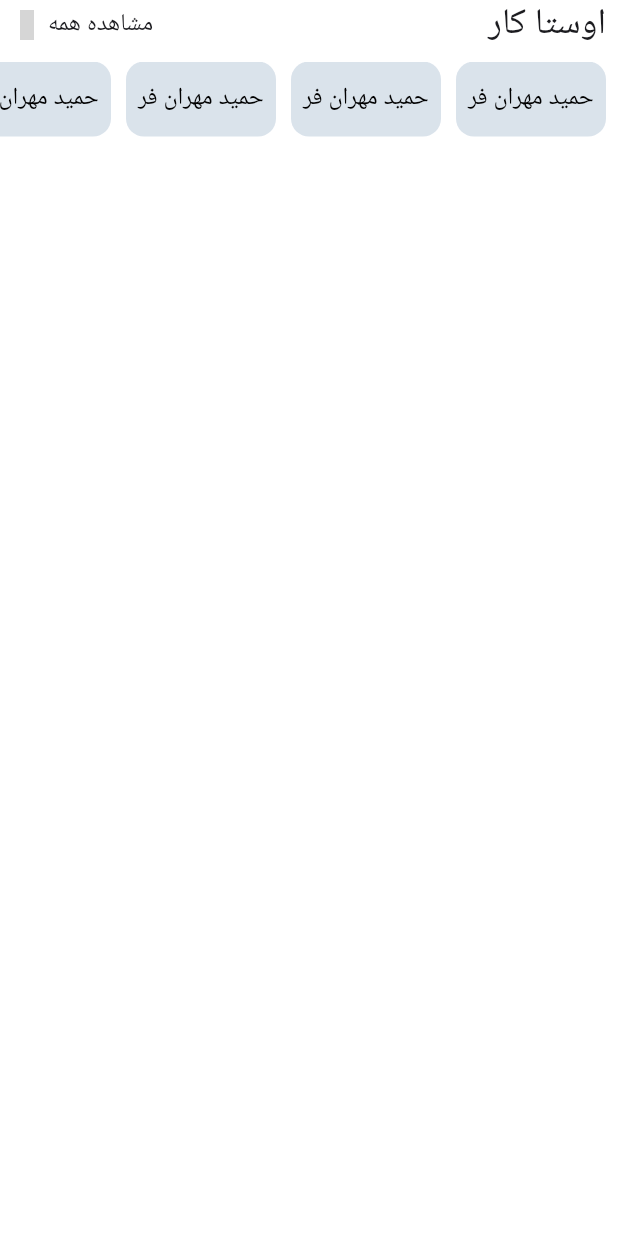
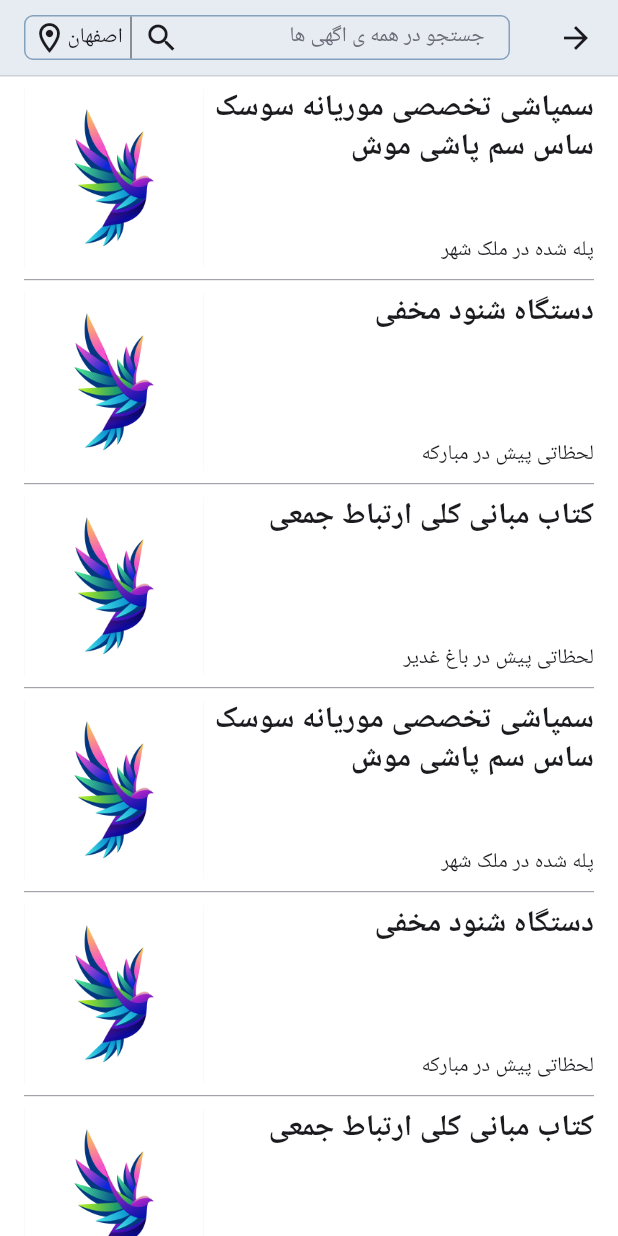
Before and after one commit to hamidmehranfar/kanaf, a Flutter app: the MasterServicesItems widget shown alone on an empty page, opened directly, after a tap on "مشاهده همه", on a phone screen of 412 x 824 dp. Run offline on Flutter 3.47's test engine with Material 3 defaults, Android fonts, the phone set to English and light mode, and no system bars; our stand-ins replace carousel_slider, get, iconsax, infinite_scroll_pagination, shimmer; grey boxes are pictures that could not be loaded.

Commit message:
add server list screen and custom textfield and poster model and item

```diff
--- a/lib/main.dart
+++ b/lib/main.dart
@@ -1,4 +1,5 @@
 import 'package:flutter/material.dart';
+import 'package:flutter/services.dart';
 import 'package:get/get.dart';
 import 'package:kanaf/screens/home_screen.dart';
 import 'package:kanaf/screens/main_screen.dart';
--- /dev/null
+++ b/lib/models/poster.dart
@@ -0,0 +1,13 @@
+class Poster{
+  String title;
+  String address;
+  String imageUrl;
+  String? price;
+
+  Poster({
+    required this.title,
+    required this.address,
+    required this.imageUrl,
+    this.price,
+  });
+}
--- /dev/null
+++ b/lib/screens/services_list_screen.dart
@@ -0,0 +1,170 @@
+import 'package:flutter/material.dart';
+import 'package:flutter/services.dart';
+import 'package:infinite_scroll_pagination/infinite_scroll_pagination.dart';
+import 'package:kanaf/controllers/size_controller.dart';
+import 'package:kanaf/global_configs.dart';
+import 'package:kanaf/models/enums/master_services.dart';
+import 'package:kanaf/widgets/my_divider.dart';
+
+import '../models/poster.dart';
+import '../widgets/poster_item.dart';
+
+class ServicesListScreen extends StatefulWidget {
+  final MasterServices service;
+  const ServicesListScreen({super.key, required this.service});
+
+  @override
+  State<ServicesListScreen> createState() => _ServicesListScreenState();
+}
+
+class _ServicesListScreenState extends State<ServicesListScreen> {
+  final PagingController<int, Poster> pagingController = PagingController(firstPageKey: 1);
+
+  @override
+  void initState() {
+    super.initState();
+    pagingController.addPageRequestListener((pageKey){
+      pagingControllerListener(pageKey);
+    });
+  }
+
+  Future<void> pagingControllerListener(pageKey)async{
+    pagingController.appendLastPage(
+      [
+        Poster(
+          title: "سمپاشی تخصصی موریانه سوسک ساس سم پاشی موش",
+          address: "پله شده در ملک شهر",
+          imageUrl: ""
+        ),
+        Poster(title: "دستگاه شنود مخفی",
+            address: "لحظاتی پیش در مبارکه",
+            price: "4500000",
+            imageUrl: ""),
+        Poster(
+            title: "کتاب مبانی کلی ارتباط جمعی",
+            address: "لحظاتی پیش در باغ غدیر",
+            price: "200000",
+            imageUrl: ""
+        ),
+        Poster(
+            title: "سمپاشی تخصصی موریانه سوسک ساس سم پاشی موش",
+            address: "پله شده در ملک شهر",
+            imageUrl: ""
+        ),
+        Poster(title: "دستگاه شنود مخفی",
+            address: "لحظاتی پیش در مبارکه",
+            price: "4500000",
+            imageUrl: ""),
+        Poster(
+            title: "کتاب مبانی کلی ارتباط جمعی",
+            address: "لحظاتی پیش در باغ غدیر",
+            price: "200000",
+            imageUrl: ""
+        ),
+        Poster(
+            title: "سمپاشی تخصصی موریانه سوسک ساس سم پاشی موش",
+            address: "پله شده در ملک شهر",
+            imageUrl: ""
+        ),
+        Poster(title: "دستگاه شنود مخفی",
+            address: "لحظاتی پیش در مبارکه",
+            price: "4500000",
+            imageUrl: ""),
+        Poster(
+            title: "کتاب مبانی کلی ارتباط جمعی",
+            address: "لحظاتی پیش در باغ غدیر",
+            price: "200000",
+            imageUrl: ""
+        ),
+      ]
+    );
+  }
+
+  @override
+  Widget build(BuildContext context){
+    var theme = Theme.of(context);
+
+    SystemUiOverlayStyle systemUiOverlayStyle = const SystemUiOverlayStyle(
+      statusBarColor: Colors.white,
+    );
+
+    return Scaffold(
+      appBar: AppBar(
+        toolbarHeight: 50,
+        backgroundColor: theme.colorScheme.secondary.withOpacity(0.2),
+        systemOverlayStyle: systemUiOverlayStyle,
+        title: Column(
+          children: [
+            const SizedBox(height: 8,),
+            Container(
+              height: 30,
+              decoration: BoxDecoration(
+                borderRadius: globalBorderRadius,
+                border: Border.all(
+                  color: theme.colorScheme.secondary,
+                  width: 1,
+                )
+              ),
+              child: Row(
+                children: [
+                  Expanded(
+                    child: InkWell(
+                      onTap: (){
+
+                      },
+                      child: Row(
+                        mainAxisAlignment: MainAxisAlignment.spaceBetween,
+                        children: [
+                          Padding(
+                            padding: globalPadding * 4,
+                            child: Text("جستجو در همه ی اگهی ها", style: theme.textTheme.bodyMedium!.copyWith(color: theme.colorScheme.inverseSurface),),
+                          ),
+                          const Icon(Icons.search),
+                        ],
+                      ),
+                    ),
+                  ),
+                  const SizedBox(width: 8,),
+                  InkWell(
+                    child: Row(
+                      children: [
+                        Container(width: 1,color: theme.colorScheme.inverseSurface,),
+                        const SizedBox(width: 5,),
+                        Text("اصفهان", style: theme.textTheme.bodyMedium,),
+                        const Icon(Icons.location_on_outlined),
+                        const SizedBox(width: 4,)
+                      ],
+                    ),
+                  )
+                ],
+              ),
+            ),
+            const SizedBox(height: 8,)
+          ],
+        ),
+        bottom: MyDivider(
+          height: 1,
+          thickness: 1,
+          color: theme.colorScheme.inverseSurface.withOpacity(0.2),
+        ),
+      ),
+      body: SizedBox(
+        width: SizeController.width,
+        height: SizeController.height,
+        child: PagedListView.separated(
+          shrinkWrap: true,
+          padding: allPadding * 4,
+          pagingController: pagingController,
+          separatorBuilder: (context, index){
+            return const SizedBox(height: 8,);
+          },
+          builderDelegate: PagedChildBuilderDelegate(
+            itemBuilder: (BuildContext context, Poster item, int index){
+              return PosterItem(poster : item);
+            }
+          ),
+        ),
+      ),
+    );
+  }
+}
--- a/lib/widgets/master_services_items.dart
+++ b/lib/widgets/master_services_items.dart
@@ -1,5 +1,7 @@
 import 'package:flutter/material.dart';
+import 'package:get/get.dart';
 import 'package:iconsax/iconsax.dart';
+import 'package:kanaf/screens/services_list_screen.dart';
 import '/global_configs.dart';
 import '/models/enums/master_services.dart';
 
@@ -21,7 +23,7 @@ class MasterServicesItems extends StatelessWidget {
               Text(convertServiceToString(service), style: theme.textTheme.headlineSmall,),
               InkWell(
                 onTap: (){
-
+                  Get.to(ServicesListScreen(service : service));
                 },
                 child: Row(
                   children: [
--- /dev/null
+++ b/lib/widgets/poster_item.dart
@@ -0,0 +1,53 @@
+import 'package:flutter/material.dart';
+import 'package:kanaf/global_configs.dart';
+import 'package:kanaf/models/poster.dart';
+import 'package:kanaf/widgets/my_divider.dart';
+
+class PosterItem extends StatelessWidget {
+  final Poster poster;
+  const PosterItem({super.key, required this.poster});
+
+  @override
+  Widget build(BuildContext context) {
+    var theme = Theme.of(context);
+
+    return InkWell(
+      child: SizedBox(
+        height: 128,
+        child: Column(
+          mainAxisAlignment: MainAxisAlignment.spaceBetween,
+          children: [
+            Expanded(
+              child: Row(
+                crossAxisAlignment: CrossAxisAlignment.start,
+                mainAxisAlignment: MainAxisAlignment.spaceBetween,
+                children: [
+                  Expanded(
+                    child: Column(
+                      mainAxisAlignment: MainAxisAlignment.spaceBetween,
+                      crossAxisAlignment: CrossAxisAlignment.start,
+                      children: [
+                        Text(poster.title, style: theme.textTheme.titleLarge,),
+                        Text(poster.address, style: theme.textTheme.bodyMedium,)
+                      ],
+                    ),
+                  ),
+                  Container(
+                      width: 120,
+                      height: 120,
+                      decoration: BoxDecoration(
+                        borderRadius: globalBorderRadius * 2,
+                      ),
+                      child: Image.asset("assets/images/logo_test.jpg", width: 150,fit: BoxFit.cover,)
+                  ),
+                ],
+              ),
+            ),
+            const SizedBox(height: 8,),
+            MyDivider(color: theme.colorScheme.inverseSurface, height: 1, thickness: 0.5),
+          ],
+        ),
+      ),
+    );
+  }
+}
--- a/pubspec.yaml
+++ b/pubspec.yaml
@@ -39,6 +39,7 @@ dependencies:
   iconsax: ^0.0.8
   carousel_slider: ^5.0.0
   shimmer: ^3.0.0
+  infinite_scroll_pagination: ^4.0.0
 
 dev_dependencies:
   flutter_test:
```
Also changed, not shown: lib/widgets/custom_text_field.dart (added, +132 -0 lines), pubspec.lock.
